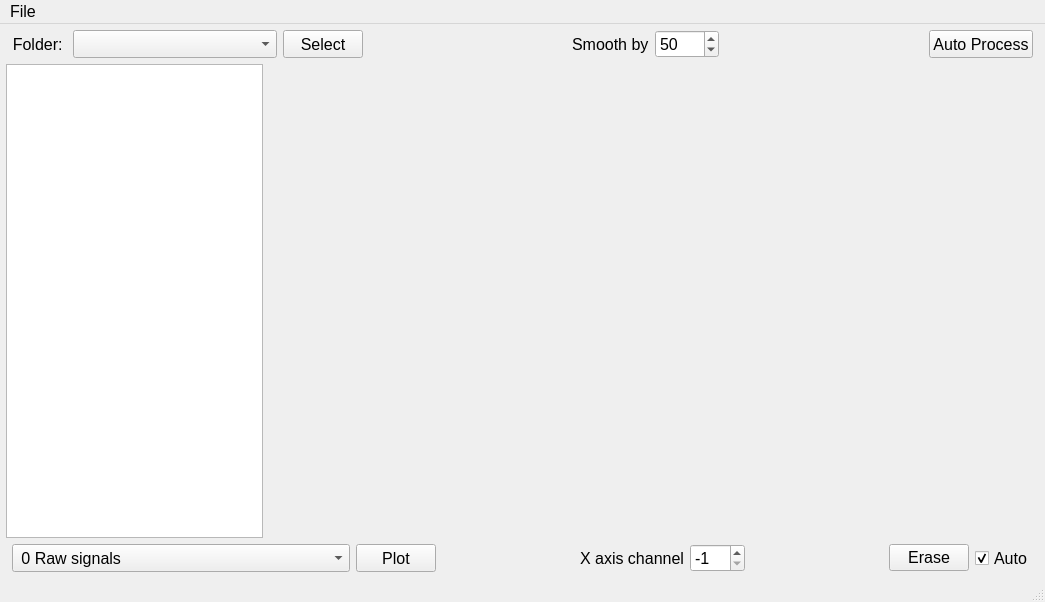
Old version of the form emittance/Emittance.ui in the repository salinsalins/LoggerPlotterPy.
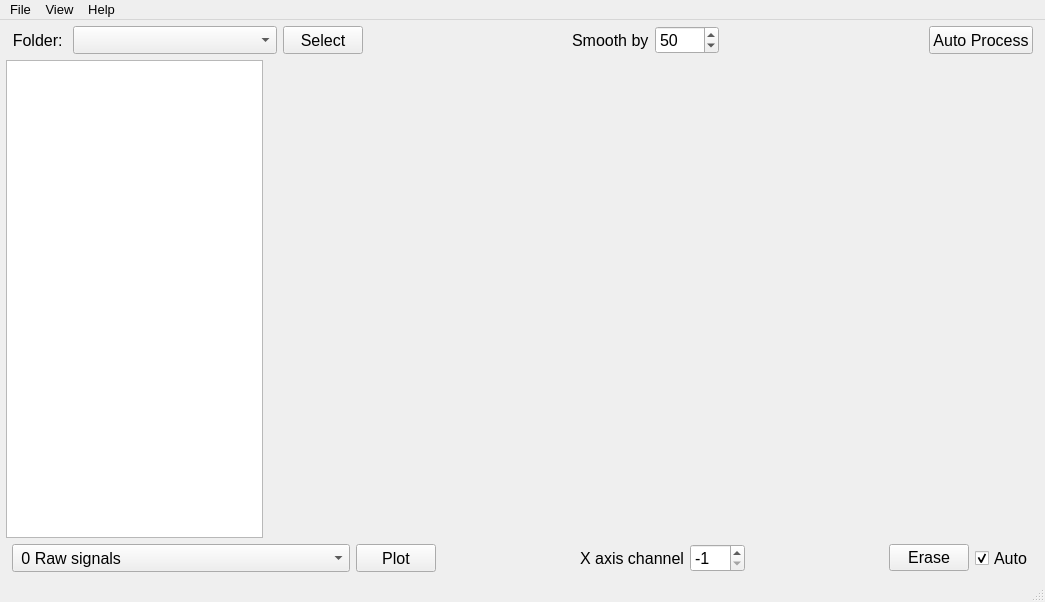
New version of the form. Custom widgets are drawn as their Qt base class.

```diff
--- a/emittance/Emittance.ui
+++ b/emittance/Emittance.ui
@@ -487,9 +487,14 @@
      <x>0</x>
      <y>0</y>
      <width>1045</width>
-     <height>20</height>
+     <height>23</height>
     </rect>
    </property>
+   <property name="font">
+    <font>
+     <pointsize>10</pointsize>
+    </font>
+   </property>
    <widget class="QMenu" name="menuFile">
     <property name="sizePolicy">
      <sizepolicy hsizetype="Preferred" vsizetype="Preferred">
@@ -499,7 +504,7 @@
     </property>
     <property name="font">
      <font>
-      <pointsize>12</pointsize>
+      <pointsize>10</pointsize>
      </font>
     </property>
     <property name="title">
@@ -508,7 +513,23 @@
     <addaction name="actionOpen"/>
     <addaction name="actionQuit"/>
    </widget>
+   <widget class="QMenu" name="menuView">
+    <property name="title">
+     <string>View</string>
+    </property>
+    <addaction name="actionPlot"/>
+    <addaction name="actionLog"/>
+    <addaction name="actionPreferences"/>
+   </widget>
+   <widget class="QMenu" name="menuHelp">
+    <property name="title">
+     <string>Help</string>
+    </property>
+    <addaction name="actionAbout"/>
+   </widget>
    <addaction name="menuFile"/>
+   <addaction name="menuView"/>
+   <addaction name="menuHelp"/>
   </widget>
   <widget class="QStatusBar" name="statusbar"/>
   <action name="actionOpen">
```
Left out of the diff: 50 changed lines with no effect on the pictures.
